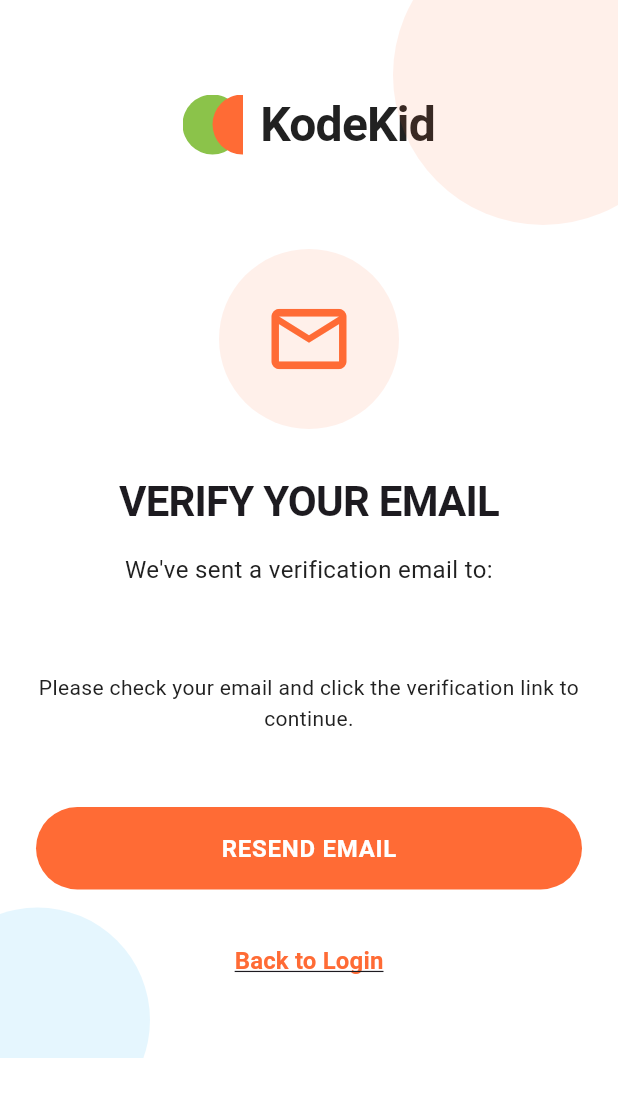
After one commit to NzizaPacifique250/kodekid_MD, a Flutter app: the EmailVerificationPage screen opened by its route, on a phone screen of 412 x 824 dp. The commit adds this screen. Shown: the top 1097 px of the screen. Run offline on Flutter 3.47's test engine with Material 3 defaults, Android fonts, the light colour scheme and no system bars; our stand-ins replace cloud_firestore, firebase_auth, firebase_core, flutter_svg; accounts and stored records are empty; statements that could not run were skipped.

Commit message:
Add email verification and improve authentication flow

```diff
--- /dev/null
+++ b/lib/features/auth/presentation/email_verification_page.dart
@@ -0,0 +1,273 @@
+import 'package:flutter/material.dart';
+import 'dart:async';
+import '../../../core/constants/app_colors.dart';
+import '../../../core/constants/app_text_styles.dart';
+import '../../../core/widgets/kodekid_logo.dart';
+import '../../../core/widgets/primary_button.dart';
+import '../../../routes/app_routes.dart';
+import '../data/auth_service.dart';
+
+class EmailVerificationPage extends StatefulWidget {
+  const EmailVerificationPage({super.key});
+
+  @override
+  State<EmailVerificationPage> createState() => _EmailVerificationPageState();
+}
+
+class _EmailVerificationPageState extends State<EmailVerificationPage> {
+  bool _isLoading = false;
+  bool _canResendEmail = true;
+  Timer? _timer;
+  int _resendCountdown = 0;
+
+  @override
+  void initState() {
+    super.initState();
+    _startEmailVerificationCheck();
+  }
+
+  @override
+  void dispose() {
+    _timer?.cancel();
+    super.dispose();
+  }
+
+  void _startEmailVerificationCheck() {
+    _timer = Timer.periodic(const Duration(seconds: 3), (timer) async {
+      await AuthService.reloadUser();
+      if (AuthService.isEmailVerified) {
+        timer.cancel();
+        if (mounted) {
+          Navigator.pushNamedAndRemoveUntil(
+            context,
+            AppRoutes.dashboard,
+            (route) => false,
+          );
+        }
+      }
+    });
+  }
+
+  Future<void> _resendVerificationEmail() async {
+    if (!_canResendEmail) return;
+
+    setState(() {
+      _isLoading = true;
+    });
+
+    final success = await AuthService.sendEmailVerification();
+
+    setState(() {
+      _isLoading = false;
+    });
+
+    if (success) {
+      _startResendCountdown();
+      if (mounted) {
+        ScaffoldMessenger.of(context).showSnackBar(
+          SnackBar(
+            content: Text(
+              'Verification email sent!',
+              style: AppTextStyles.bodyText(),
+            ),
+            backgroundColor: Colors.green,
+          ),
+        );
+      }
+    } else {
+      if (mounted) {
+        ScaffoldMessenger.of(context).showSnackBar(
+          SnackBar(
+            content: Text(
+              'Failed to send verification email. Please try again.',
+              style: AppTextStyles.bodyText(),
+            ),
+            backgroundColor: AppColors.orange,
+          ),
+        );
+      }
+    }
+  }
+
+  void _startResendCountdown() {
+    setState(() {
+      _canResendEmail = false;
+      _resendCountdown = 60;
+    });
+
+    Timer.periodic(const Duration(seconds: 1), (timer) {
+      if (_resendCountdown > 0) {
+        setState(() {
+          _resendCountdown--;
+        });
+      } else {
+        setState(() {
+          _canResendEmail = true;
+        });
+        timer.cancel();
+      }
+    });
+  }
+
+  @override
+  Widget build(BuildContext context) {
+    return Scaffold(
+      backgroundColor: AppColors.white,
+      body: Stack(
+        children: [
+          SingleChildScrollView(
+            child: Padding(
+              padding: const EdgeInsets.symmetric(horizontal: 24),
+              child: Column(
+                crossAxisAlignment: CrossAxisAlignment.stretch,
+                children: [
+                  const SizedBox(height: 60),
+
+                  // Logo
+                  const Center(
+                    child: KodeKidLogo(),
+                  ),
+
+                  const SizedBox(height: 60),
+
+                  // Email verification icon
+                  Container(
+                    width: 120,
+                    height: 120,
+                    decoration: BoxDecoration(
+                      color: AppColors.orange.withOpacity(0.1),
+                      shape: BoxShape.circle,
+                    ),
+                    child: Icon(
+                      Icons.email_outlined,
+                      size: 60,
+                      color: AppColors.orange,
+                    ),
+                  ),
+
+                  const SizedBox(height: 32),
+
+                  // Title
+                  Text(
+                    'VERIFY YOUR EMAIL',
+                    style: AppTextStyles.sectionHeadline(
+                      fontSize: 28,
+                      fontWeight: FontWeight.bold,
+                    ),
+                    textAlign: TextAlign.center,
+                  ),
+
+                  const SizedBox(height: 16),
+
+                  // Description
+                  Text(
+                    'We\'ve sent a verification email to:',
+                    style: AppTextStyles.bodyText(
+                      fontSize: 16,
+                    ),
+                    textAlign: TextAlign.center,
+                  ),
+
+                  const SizedBox(height: 8),
+
+                  Text(
+                    AuthService.currentUserEmail ?? '',
+                    style: AppTextStyles.bodyText(
+                      fontSize: 16,
+                      fontWeight: FontWeight.bold,
+                    ).copyWith(color: AppColors.orange),
+                    textAlign: TextAlign.center,
+                  ),
+
+                  const SizedBox(height: 24),
+
+                  Text(
+                    'Please check your email and click the verification link to continue.',
+                    style: AppTextStyles.bodyText(
+                      fontSize: 14,
+                    ),
+                    textAlign: TextAlign.center,
+                  ),
+
+                  const SizedBox(height: 48),
+
+                  // Resend email button
+                  PrimaryButton(
+                    text: _canResendEmail
+                        ? 'RESEND EMAIL'
+                        : 'RESEND IN ${_resendCountdown}s',
+                    backgroundColor: _canResendEmail
+                        ? AppColors.orange
+                        : AppColors.lightGrey,
+                    onPressed: _canResendEmail && !_isLoading
+                        ? _resendVerificationEmail
+                        : null,
+                  ),
+
+                  const SizedBox(height: 24),
+
+                  // Back to login
+                  TextButton(
+                    onPressed: () async {
+                      await AuthService.logout();
+                      if (mounted) {
+                        Navigator.pushNamedAndRemoveUntil(
+                          context,
+                          AppRoutes.login,
+                          (route) => false,
+                        );
+                      }
+                    },
+                    child: Text(
+                      'Back to Login',
+                      style: AppTextStyles.bodyText(
+                        fontWeight: FontWeight.bold,
+                      ).copyWith(
+                        color: AppColors.orange,
+                        decoration: TextDecoration.underline,
+                      ),
+                    ),
+                  ),
+
+                  const SizedBox(height: 40),
+                ],
+              ),
+            ),
+          ),
+
+          // Decorative elements
+          Positioned(
+            top: -50,
+            right: -50,
+            child: Opacity(
+              opacity: 0.1,
+              child: Container(
+                width: 200,
+                height: 200,
+                decoration: BoxDecoration(
+                  color: AppColors.orange,
+                  shape: BoxShape.circle,
+                ),
+              ),
+            ),
+          ),
+          Positioned(
+            bottom: -50,
+            left: -50,
+            child: Opacity(
+              opacity: 0.1,
+              child: Container(
+                width: 150,
+                height: 150,
+                decoration: BoxDecoration(
+                  color: AppColors.lightBlue,
+                  shape: BoxShape.circle,
+                ),
+              ),
+            ),
+          ),
+        ],
+      ),
+    );
+  }
+}
--- a/lib/main.dart
+++ b/lib/main.dart
@@ -12,9 +12,11 @@ import 'features/profile/presentation/settings_page.dart';
 import 'features/profile/presentation/help_support_page.dart';
 import 'features/auth/presentation/login_page.dart';
 import 'features/auth/presentation/register_page.dart';
+import 'features/auth/presentation/email_verification_page.dart';
 import 'features/auth/presentation/logout_page.dart';
 import 'core/navigation/navigation_service.dart';
 import 'core/widgets/app_wrapper.dart';
+import 'core/widgets/auth_wrapper.dart';
 import 'core/providers/theme_provider.dart';
 import 'routes/app_routes.dart';
 
@@ -49,7 +51,7 @@ class MainApp extends StatelessWidget {
         if (child == null) return const SizedBox.shrink();
         return AppWrapper(child: child);
       },
-      initialRoute: AppRoutes.landing,
+      home: const AuthWrapper(),
       routes: {
         AppRoutes.landing: (context) => const LandingPage(),
         AppRoutes.courses: (context) => const CoursesPage(),
@@ -60,6 +62,7 @@ class MainApp extends StatelessWidget {
         AppRoutes.helpSupport: (context) => const HelpSupportPage(),
         AppRoutes.login: (context) => const LoginPage(),
         AppRoutes.register: (context) => const RegisterPage(),
+        AppRoutes.emailVerification: (context) => const EmailVerificationPage(),
         AppRoutes.logout: (context) => const LogoutPage(),
         AppRoutes.lessonDetail: (context) {
           final args = ModalRoute.of(context)?.settings.arguments;
--- a/lib/routes/app_routes.dart
+++ b/lib/routes/app_routes.dart
@@ -9,5 +9,6 @@ class AppRoutes {
   static const String helpSupport = '/help-support';
   static const String login = '/login';
   static const String register = '/register';
+  static const String emailVerification = '/email-verification';
   static const String logout = '/logout';
 }
```
Also changed, not shown: lib/core/widgets/auth_wrapper.dart (added, +36 -0 lines), lib/features/auth/data/auth_service.dart (+132 -35 lines), lib/features/auth/presentation/login_page.dart (+9 -4 lines), lib/features/auth/presentation/register_page.dart (+18 -9 lines).
